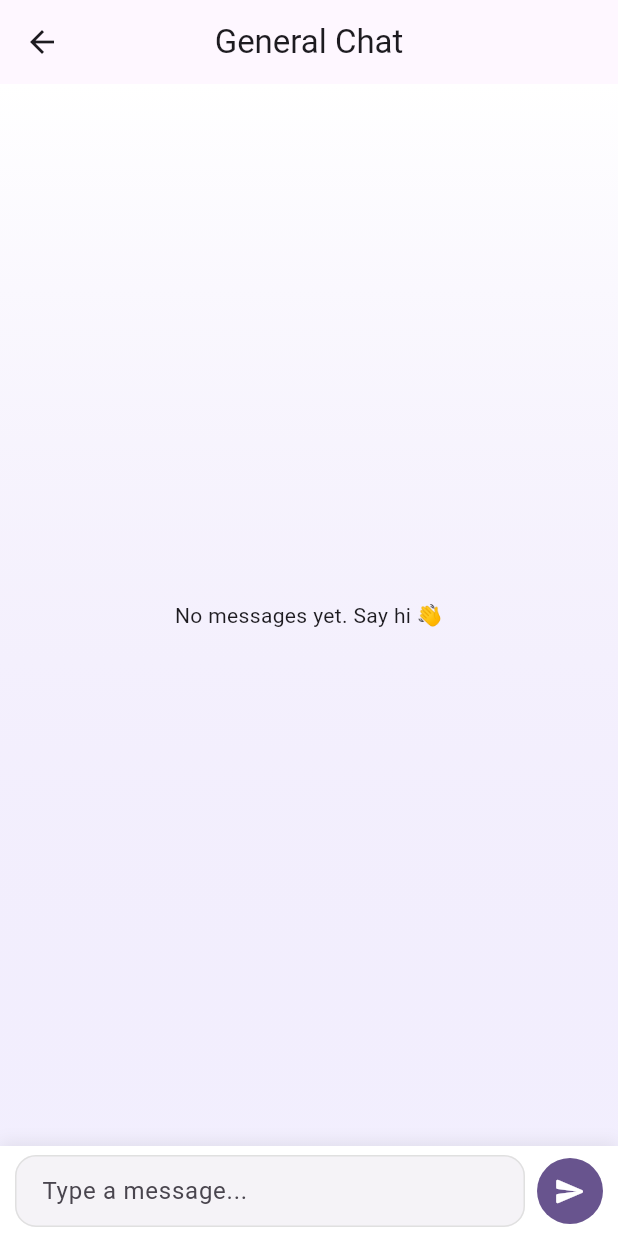
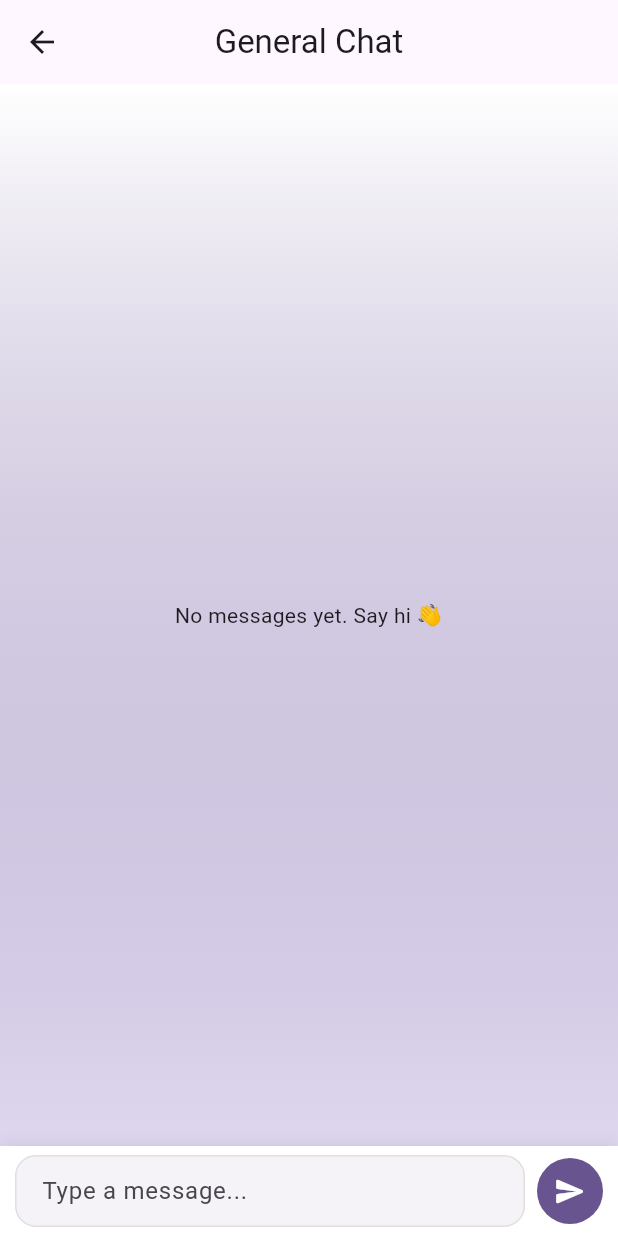
Before and after one commit to pooju99/homework2, a Flutter app: the MessageBoardsScreen widget shown alone on an empty page, opened directly, after a tap on "General Chat", on a phone screen of 412 x 824 dp. Run offline on Flutter 3.47's test engine with Material 3 defaults, Android fonts, the phone set to English and light mode, and no system bars; our stand-ins replace firebase_auth, firebase_core; accounts and stored records are empty.

Commit message:
Gave the app a UI glow-up: splash, forms, board cards, chat bubbles

```diff
--- a/lib/main.dart
+++ b/lib/main.dart
@@ -30,7 +30,7 @@ class ChatBoardsApp extends StatelessWidget {
       theme: ThemeData(
         colorScheme: colorScheme,
         useMaterial3: true,
-        scaffoldBackgroundColor: const Color(0xFFF4F2FF),
+        scaffoldBackgroundColor: const Color(0xFFF2ECFF),
         appBarTheme: AppBarTheme(
           backgroundColor: colorScheme.surface,
           foregroundColor: colorScheme.onSurface,
@@ -55,13 +55,15 @@ class ChatBoardsApp extends StatelessWidget {
         ),
         cardTheme: CardThemeData(
           elevation: 3,
-          shape:
-              RoundedRectangleBorder(borderRadius: BorderRadius.circular(20)),
+          shape: RoundedRectangleBorder(
+            borderRadius: BorderRadius.circular(20),
+          ),
         ),
         snackBarTheme: SnackBarThemeData(
           behavior: SnackBarBehavior.floating,
-          shape:
-              RoundedRectangleBorder(borderRadius: BorderRadius.circular(12)),
+          shape: RoundedRectangleBorder(
+            borderRadius: BorderRadius.circular(12),
+          ),
         ),
       ),
       home: const SplashScreen(),
@@ -122,8 +124,8 @@ class _SplashScreenState extends State<SplashScreen> {
         decoration: BoxDecoration(
           gradient: LinearGradient(
             colors: [
-              cs.primary.withOpacity(0.95),
-              cs.secondaryContainer.withOpacity(0.9),
+              cs.primary.withOpacity(0.98),
+              cs.secondary.withOpacity(0.9),
               cs.surface,
             ],
             begin: Alignment.topLeft,
@@ -149,14 +151,14 @@ class _SplashScreenState extends State<SplashScreen> {
                     padding: const EdgeInsets.all(22),
                     decoration: BoxDecoration(
                       shape: BoxShape.circle,
-                      color: Colors.white.withOpacity(0.15),
+                      color: Colors.white.withOpacity(0.14),
                       border: Border.all(
-                        color: Colors.white.withOpacity(0.6),
+                        color: Colors.white.withOpacity(0.65),
                         width: 2,
                       ),
                       boxShadow: [
                         BoxShadow(
-                          color: Colors.black.withOpacity(0.12),
+                          color: Colors.black.withOpacity(0.15),
                           blurRadius: 18,
                           offset: const Offset(0, 8),
                         ),
@@ -272,8 +274,8 @@ class _LoginScreenState extends State<LoginScreen> {
         decoration: BoxDecoration(
           gradient: LinearGradient(
             colors: [
-              cs.primary.withOpacity(0.1),
-              cs.secondary.withOpacity(0.08),
+              cs.primary.withOpacity(0.12),
+              cs.secondary.withOpacity(0.10),
               Colors.white,
             ],
             begin: Alignment.topLeft,
@@ -476,8 +478,8 @@ class _RegisterScreenState extends State<RegisterScreen> {
         decoration: BoxDecoration(
           gradient: LinearGradient(
             colors: [
-              cs.primary.withOpacity(0.08),
-              cs.secondary.withOpacity(0.06),
+              cs.primary.withOpacity(0.10),
+              cs.secondary.withOpacity(0.08),
               Colors.white,
             ],
             begin: Alignment.topRight,
@@ -639,7 +641,7 @@ class _HomeShellState extends State<HomeShell> {
     setState(() {
       _selectedIndex = index;
     });
-    Navigator.of(context).pop(); // close drawer
+    Navigator.of(context).pop();
   }
 
   @override
@@ -691,7 +693,10 @@ class _HomeShellState extends State<HomeShell> {
                   },
                 ),
                 accountEmail: Text(user?.email ?? ''),
-                currentAccountPicture: CircleAvatar(
+                currentAccountPicture: Stack(
+                  children: [
+                    CircleAvatar(
+                      radius: 24,
                       backgroundColor: Colors.white.withOpacity(0.15),
                       child: Text(
                         (user?.email ?? 'U').substring(0, 1).toUpperCase(),
@@ -701,6 +706,24 @@ class _HomeShellState extends State<HomeShell> {
                           fontWeight: FontWeight.bold,
                         ),
                       ),
+                    ),
+                    Positioned(
+                      bottom: 2,
+                      right: 2,
+                      child: Container(
+                        height: 12,
+                        width: 12,
+                        decoration: BoxDecoration(
+                          color: Colors.greenAccent,
+                          borderRadius: BorderRadius.circular(999),
+                          border: Border.all(
+                            color: Colors.black.withOpacity(0.15),
+                            width: 1,
+                          ),
+                        ),
+                      ),
+                    ),
+                  ],
                 ),
               ),
             ),
@@ -809,8 +832,8 @@ class MessageBoardsScreen extends StatelessWidget {
                   decoration: BoxDecoration(
                     gradient: LinearGradient(
                       colors: [
-                        cs.primaryContainer.withOpacity(0.9),
-                        cs.secondaryContainer.withOpacity(0.9),
+                        cs.primaryContainer.withOpacity(0.95),
+                        cs.secondaryContainer.withOpacity(0.95),
                       ],
                       begin: Alignment.topLeft,
                       end: Alignment.bottomRight,
@@ -834,7 +857,7 @@ class MessageBoardsScreen extends StatelessWidget {
                           width: 44,
                           decoration: BoxDecoration(
                             shape: BoxShape.circle,
-                            color: Colors.white.withOpacity(0.85),
+                            color: Colors.white.withOpacity(0.9),
                           ),
                           child: Icon(
                             board.icon,
@@ -844,12 +867,34 @@ class MessageBoardsScreen extends StatelessWidget {
                         ),
                         const SizedBox(width: 16),
                         Expanded(
-                          child: Text(
+                          child: Column(
+                            crossAxisAlignment: CrossAxisAlignment.start,
+                            mainAxisSize: MainAxisSize.min,
+                            children: [
+                              Text(
                                 board.name,
                                 style: const TextStyle(
                                   fontWeight: FontWeight.w700,
                                   fontSize: 16,
                                 ),
+                              ),
+                              const SizedBox(height: 4),
+                              Container(
+                                padding: const EdgeInsets.symmetric(
+                                    horizontal: 8, vertical: 2),
+                                decoration: BoxDecoration(
+                                  color: Colors.white.withOpacity(0.9),
+                                  borderRadius: BorderRadius.circular(999),
+                                ),
+                                child: const Text(
+                                  'Public board',
+                                  style: TextStyle(
+                                    fontSize: 11,
+                                    fontWeight: FontWeight.w500,
+                                  ),
+                                ),
+                              ),
+                            ],
                           ),
                         ),
                         const Icon(Icons.chevron_right_rounded,
@@ -912,6 +957,18 @@ class _ChatScreenState extends State<ChatScreen> {
     });
   }
 
+  Color _boardBaseColor(ColorScheme cs) {
+    switch (widget.board.id) {
+      case 'tech':
+        return Colors.blueGrey.shade400;
+      case 'random':
+        return Colors.orange.shade400;
+      case 'general':
+      default:
+        return cs.primary;
+    }
+  }
+
   @override
   void dispose() {
     _messageController.dispose();
@@ -952,6 +1009,7 @@ class _ChatScreenState extends State<ChatScreen> {
   @override
   Widget build(BuildContext context) {
     final cs = Theme.of(context).colorScheme;
+    final base = _boardBaseColor(cs);
     final messagesQuery = FirebaseFirestore.instance
         .collection('messages')
         .where('boardId', isEqualTo: widget.board.id);
@@ -965,7 +1023,7 @@ class _ChatScreenState extends State<ChatScreen> {
           gradient: LinearGradient(
             colors: [
               Colors.white,
-              cs.secondaryContainer.withOpacity(0.12),
+              base.withOpacity(0.08),
             ],
             begin: Alignment.topCenter,
             end: Alignment.bottomCenter,
@@ -1137,10 +1195,8 @@ class _ChatBubble extends StatelessWidget {
                 borderRadius: BorderRadius.only(
                   topLeft: const Radius.circular(18),
                   topRight: const Radius.circular(18),
-                  bottomLeft:
-                      Radius.circular(isMe ? 18 : 4), // tail-ish corner
-                  bottomRight:
-                      Radius.circular(isMe ? 4 : 18),
+                  bottomLeft: Radius.circular(isMe ? 18 : 4),
+                  bottomRight: Radius.circular(isMe ? 4 : 18),
                 ),
                 boxShadow: [
                   BoxShadow(
```
Lines whose indentation alone changed are shown as unchanged.
